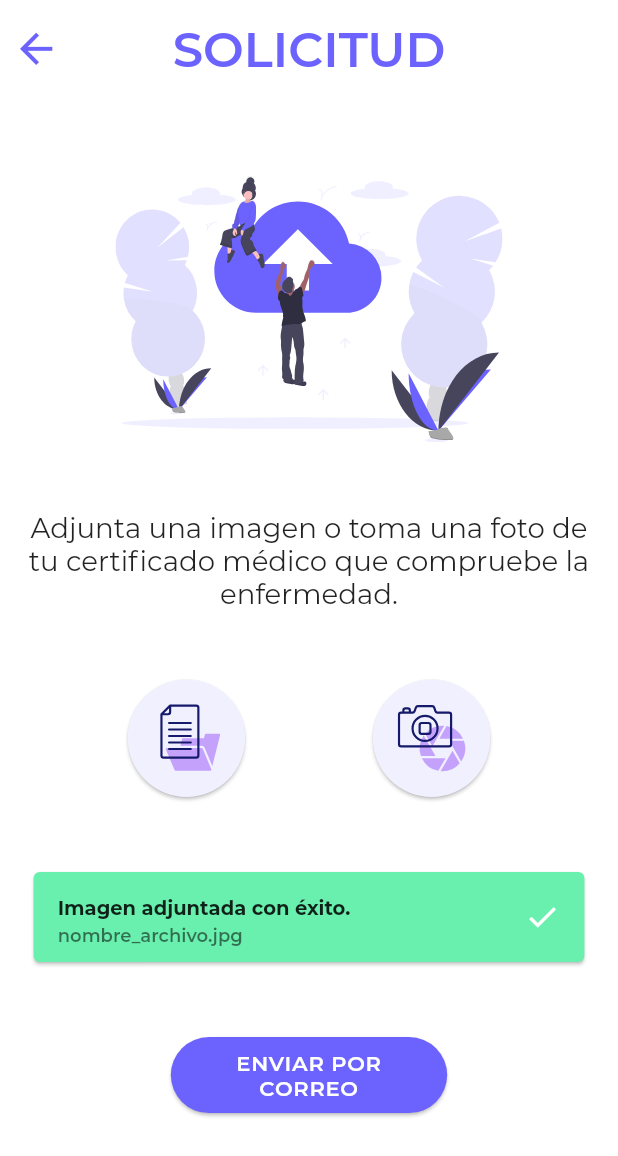
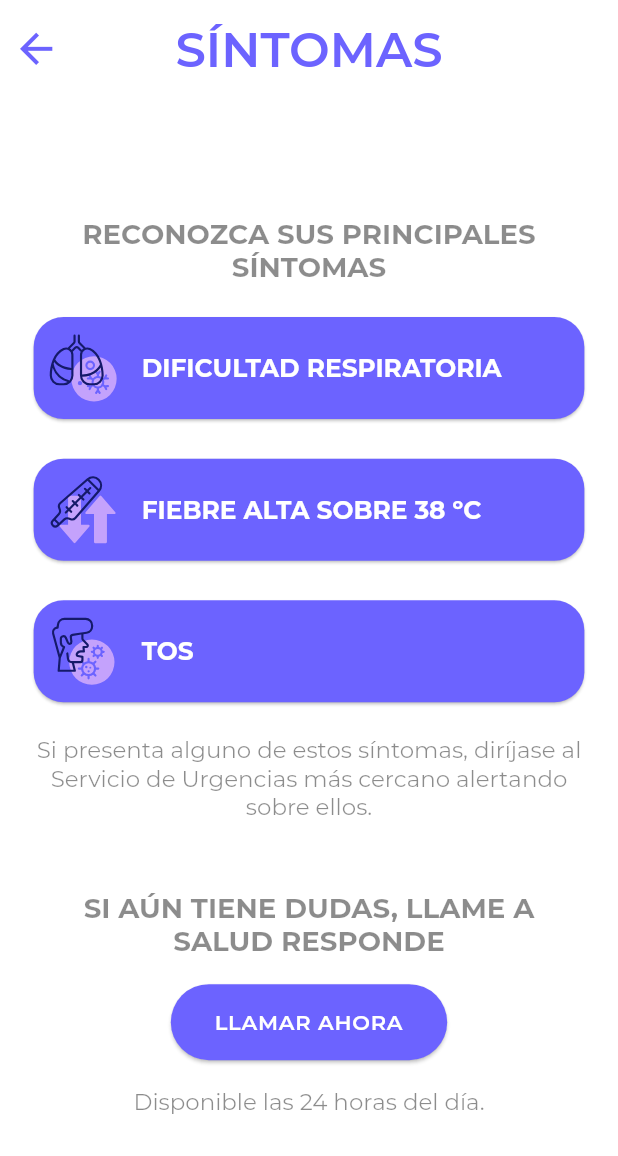
Before and after one commit to FavazCL/covid-tracing, a Flutter app: the screen it shows after launch, on a phone screen of 412 x 824 dp. Shown: the top 1156 px of the screen. Run offline on Flutter 3.47's test engine with Material 2 defaults, Android fonts, the phone set to English and light mode, and no system bars; our stand-ins replace flutter_svg, pin_code_fields.

Commit message:
Vista de tips finalizada

```diff
--- a/lib/main.dart
+++ b/lib/main.dart
@@ -1,6 +1,7 @@
 import 'package:covid_app/src/screens/home/home_ui.dart';
 import 'package:covid_app/src/screens/report/report_ui.dart';
 import 'package:covid_app/src/screens/request/request_ui.dart';
+import 'package:covid_app/src/screens/sympthom/sympthom_ui.dart';
 import 'package:flutter/material.dart';
 import 'package:flutter/services.dart';
 
@@ -24,11 +25,12 @@ class MyApp extends StatelessWidget {
         visualDensity: VisualDensity.adaptivePlatformDensity,
         fontFamily: 'monse'
       ),
-      home: RequestUI(),
+      home: SympthomUI(),
       routes: {
         HomeUI.routeName: (_) => HomeUI(),
         ReportUI.routeName: (_) => ReportUI(),
-        RequestUI.routeName: (_) => RequestUI()
+        RequestUI.routeName: (_) => RequestUI(),
+        SympthomUI.routeName: (_) => SympthomUI()
       },
     );
   }
--- /dev/null
+++ b/lib/src/screens/sympthom/sympthom_ui.dart
@@ -0,0 +1,92 @@
+import 'package:covid_app/src/screens/sympthom/widgets/symp_card.dart';
+import 'package:covid_app/src/utils/colors.dart';
+import 'package:covid_app/src/utils/responsive.dart';
+import 'package:covid_app/src/widgets/header.dart';
+import 'package:covid_app/src/widgets/paragraph.dart';
+import 'package:covid_app/src/widgets/rounded_button.dart';
+import 'package:flutter/material.dart';
+
+class SympthomUI extends StatelessWidget {
+  static const routeName = 'sympthom';
+  const SympthomUI({Key key}) : super(key: key);
+
+  @override
+  Widget build(BuildContext context) {
+    final Responsive responsive = Responsive.of(context);
+
+    return Scaffold(
+      body: SingleChildScrollView(
+        child: Container(
+          width: responsive.width,
+          height: responsive.height,
+          color: Colors.white,
+          child: Stack(
+            alignment: Alignment.center,
+            children: [
+              Positioned(
+                top: responsive.hp(0),
+                child: SafeArea(
+                  child: Header(title: 'SÍNTOMAS'),
+                ),
+              ),
+              Positioned(
+                top: responsive.hp(12),
+                child: Container(
+                  width: responsive.width,
+                  child: Column(
+                    children: [
+                      SizedBox(height: responsive.dp(5)),
+                      Paragraph(
+                        text: 'RECONOZCA SUS PRINCIPALES SÍNTOMAS',
+                        fontWeight: FontWeight.bold,
+                        color: Colors.black45,
+                      ),
+                      SizedBox(height: responsive.dp(2)),
+                      SympCard(
+                        path: 'assets/screens/sympthom/icons/lungs.svg',
+                        text: 'DIFICULTAD RESPIRATORIA',
+                        fontSize: responsive.dp(1.8),
+                      ),
+                      SizedBox(height: responsive.dp(2)),
+                      SympCard(
+                        path: 'assets/screens/sympthom/icons/fever.svg',
+                        text: 'FIEBRE ALTA SOBRE 38 ºC',
+                        fontSize: responsive.dp(1.8),
+                      ),
+                      SizedBox(height: responsive.dp(2)),
+                      SympCard(
+                        path: 'assets/screens/sympthom/icons/symptom.svg',
+                        text: 'TOS',
+                        fontSize: responsive.dp(1.8),
+                      ),
+                      SizedBox(height: responsive.dp(2)),
+                      Paragraph(
+                        text: 'Si presenta alguno de estos síntomas, diríjase al Servicio de Urgencias más cercano alertando sobre ellos.',
+                        fontSize: responsive.dp(0.18),
+                        color: Colors.black45,
+                      ),
+                      SizedBox(height: responsive.dp(5)),
+                      Paragraph(
+                        text: 'SI AÚN TIENE DUDAS, LLAME A \nSALUD RESPONDE',
+                        fontWeight: FontWeight.bold,
+                        color: Colors.black45,
+                      ),
+                      SizedBox(height: responsive.dp(2)),
+                      RoundedButton(text: 'LLAMAR AHORA', color: ColorsPalette.primary),
+                      SizedBox(height: responsive.dp(2)),
+                      Paragraph(
+                        text: 'Disponible las 24 horas del día.',
+                        fontSize: responsive.dp(0.18),
+                        color: Colors.black45,
+                      ),
+                    ],
+                  ),
+                ),
+              )
+            ],
+          ),
+        ),
+      ),
+    );
+  }
+}
--- /dev/null
+++ b/lib/src/screens/sympthom/widgets/symp_card.dart
@@ -0,0 +1,44 @@
+import 'package:covid_app/src/utils/colors.dart';
+import 'package:covid_app/src/utils/responsive.dart';
+import 'package:flutter/material.dart';
+import 'package:flutter_svg/flutter_svg.dart';
+
+class SympCard extends StatelessWidget {
+  final String path, text;
+  final double fontSize;
+  final Color color;
+  const SympCard(
+      {Key key,
+      @required this.path,
+      this.text,
+      this.fontSize,
+      this.color = Colors.white})
+      : super(key: key);
+
+  @override
+  Widget build(BuildContext context) {
+    final Responsive responsive = Responsive.of(context);
+
+    return Container(
+      padding: EdgeInsets.symmetric(horizontal: responsive.dp(2)),
+      child: Card(
+          color: ColorsPalette.primary,
+          elevation: .8,
+          shape:
+              RoundedRectangleBorder(borderRadius: BorderRadius.circular(20.0)),
+          child: ListTile(
+            contentPadding: EdgeInsets.symmetric(vertical: 10, horizontal: 10),
+            dense: true,
+            enabled: false,
+
+            leading: SvgPicture.asset(this.path, width: responsive.dp(5)),
+            title: Text(this.text,
+                style: TextStyle(
+                    fontSize: this.fontSize,
+                    color: this.color,
+                    fontWeight: FontWeight.bold)),
+            onTap: () {},
+          )),
+    );
+  }
+}
--- a/lib/src/utils/colors.dart
+++ b/lib/src/utils/colors.dart
@@ -2,4 +2,5 @@ import 'package:flutter/widgets.dart';
 
 class ColorsPalette {
   static final primary = Color(0xff6C63FF);
+  static final secundary = Color(0xffCBCED7);
 }
```
